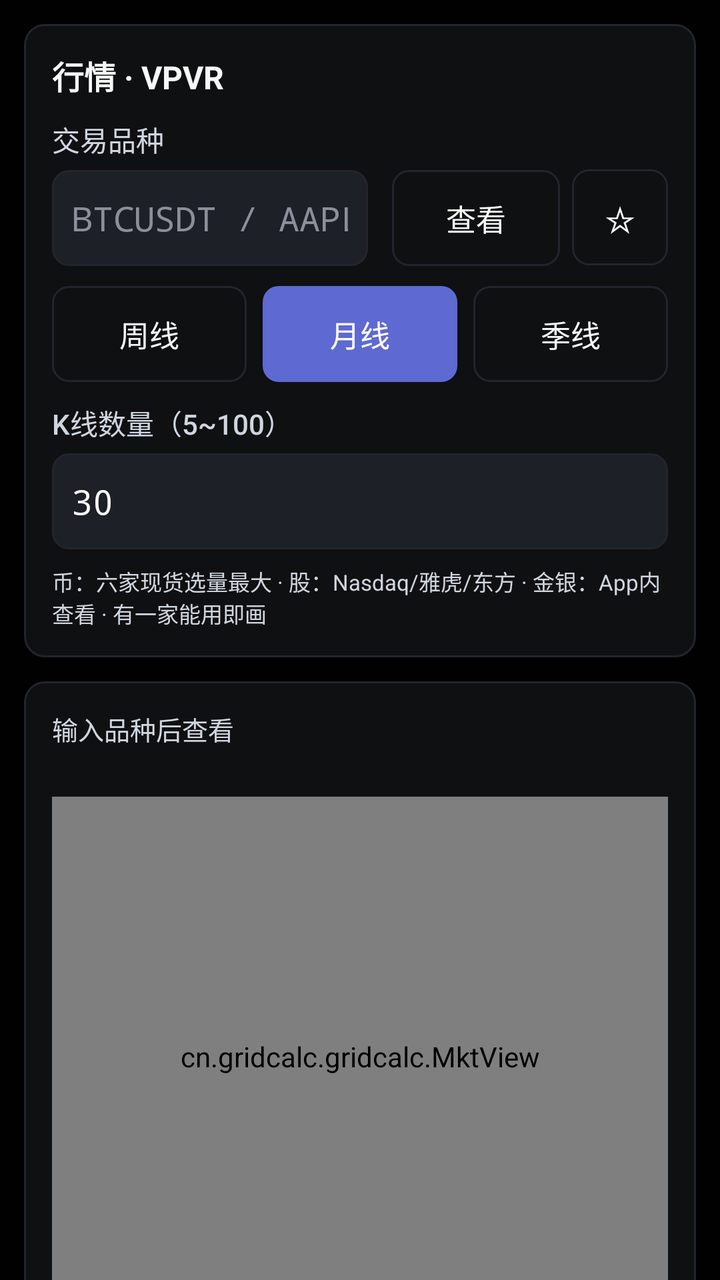
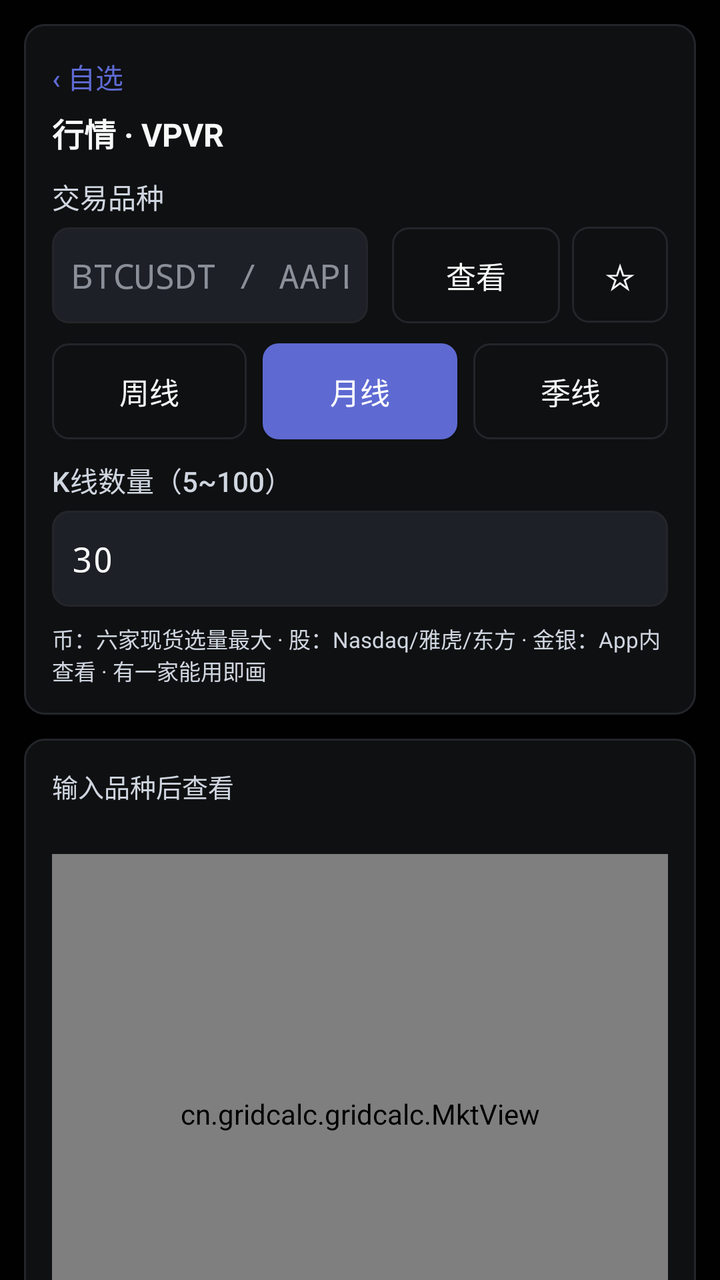

The first picture is an Android layout as it rendered before a commit; the second is the same layout after the commit. The layout source and the unified diff follow.
<!-- AndroidManifest.xml: application theme Theme.GridCalc.Dark -->
<!-- res/layout/page_mkt.xml -->
<?xml version="1.0" encoding="utf-8"?>
<ScrollView xmlns:android="http://schemas.android.com/apk/res/android"
    android:layout_width="match_parent"
    android:layout_height="match_parent"
    android:fillViewport="true"
    android:scrollbars="none"
    android:clipToPadding="false">

    <LinearLayout
        android:layout_width="match_parent"
        android:layout_height="wrap_content"
        android:orientation="vertical"
        android:padding="12dp">

        
        <LinearLayout
            android:layout_width="match_parent"
            android:layout_height="wrap_content"
            android:background="@drawable/card_bg"
            android:orientation="vertical"
            android:padding="14dp">
            <TextView
                android:layout_width="wrap_content"
                android:layout_height="wrap_content"
                android:layout_marginBottom="10dp"
                android:text="行情 · VPVR"
                android:textColor="?attr/colorInk"
                android:textSize="16sp"
                android:textStyle="bold" />
            <LinearLayout
                android:layout_width="match_parent"
                android:layout_height="wrap_content"
                android:orientation="horizontal">
                <LinearLayout
                    android:layout_width="0dp"
                    android:layout_height="wrap_content"
                    android:layout_marginRight="6dp"
                    android:layout_weight="1"
                    android:orientation="vertical">
                    <TextView
                        android:layout_width="wrap_content"
                        android:layout_height="wrap_content"
                        android:layout_marginBottom="5dp"
                        android:text="交易品种"
                        android:textColor="?attr/colorSub"
                        android:textSize="14sp"
                        android:fontFamily="sans-serif-medium" />
                    <EditText
                        android:id="@+id/mkt_sym"
                        android:layout_width="match_parent"
                        android:layout_height="48dp"
                        android:background="@drawable/input_bg"
                        android:hint="BTCUSDT / AAPL"
                        android:importantForAutofill="no"
                        android:inputType="textNoSuggestions"
                        android:imeOptions="actionDone"
                        android:singleLine="true"
                        android:paddingLeft="10dp"
                        android:paddingRight="10dp"
                        android:textColor="?attr/colorInk"
                        android:textColorHint="?attr/colorFaint"
                        android:textSize="17sp"
                        android:typeface="monospace" />
                </LinearLayout>
                <Button
                    android:id="@+id/mkt_go"
                    android:layout_width="84dp"
                    android:layout_height="48dp"
                    android:layout_gravity="bottom"
                    android:layout_marginLeft="6dp"
                    android:background="@drawable/btn_ghost"
                    android:text="查看"
                    android:textColor="?attr/colorInk"
                    android:textSize="15sp" />
                <Button
                    android:id="@+id/mkt_fav"
                    android:layout_width="48dp"
                    android:layout_height="48dp"
                    android:layout_gravity="bottom"
                    android:layout_marginLeft="6dp"
                    android:background="@drawable/btn_ghost"
                    android:text="☆"
                    android:textColor="?attr/colorInk"
                    android:textSize="18sp" />
            </LinearLayout>
            <LinearLayout
                android:layout_width="match_parent"
                android:layout_height="48dp"
                android:layout_marginTop="10dp"
                android:orientation="horizontal">
                <Button
                    android:id="@+id/mkt_tf_w"
                    android:layout_width="0dp"
                    android:layout_height="match_parent"
                    android:layout_marginRight="4dp"
                    android:layout_weight="1"
                    android:background="@drawable/btn_ghost"
                    android:text="周线"
                    android:textColor="?attr/colorInk"
                    android:textSize="15sp" />
                <Button
                    android:id="@+id/mkt_tf_m"
                    android:layout_width="0dp"
                    android:layout_height="match_parent"
                    android:layout_marginLeft="4dp"
                    android:layout_marginRight="4dp"
                    android:layout_weight="1"
                    android:background="@drawable/btn_primary"
                    android:text="月线"
                    android:textColor="?attr/colorOnPrimary"
                    android:textSize="15sp" />
                <Button
                    android:id="@+id/mkt_tf_q"
                    android:layout_width="0dp"
                    android:layout_height="match_parent"
                    android:layout_marginLeft="4dp"
                    android:layout_weight="1"
                    android:background="@drawable/btn_ghost"
                    android:text="季线"
                    android:textColor="?attr/colorInk"
                    android:textSize="15sp" />
            </LinearLayout>
            <LinearLayout
                android:layout_width="match_parent"
                android:layout_height="wrap_content"
                android:layout_marginTop="10dp"
                android:orientation="vertical">
                <TextView
                    android:layout_width="wrap_content"
                    android:layout_height="wrap_content"
                    android:layout_marginBottom="5dp"
                    android:text="K线数量（5~100）"
                    android:textColor="?attr/colorSub"
                    android:textSize="14sp"
                    android:fontFamily="sans-serif-medium" />
                <EditText
                    android:id="@+id/mkt_kcount"
                    android:layout_width="match_parent"
                    android:layout_height="48dp"
                    android:background="@drawable/input_bg"
                    android:importantForAutofill="no"
                    android:inputType="number"
                    android:imeOptions="actionDone"
                    android:singleLine="true"
                    android:paddingLeft="10dp"
                    android:paddingRight="10dp"
                    android:text="30"
                    android:textColor="?attr/colorInk"
                    android:textColorHint="?attr/colorFaint"
                    android:textSize="17sp"
                    android:typeface="monospace" />
            </LinearLayout>
            <TextView
                android:id="@+id/mkt_srcnote"
                android:layout_width="wrap_content"
                android:layout_height="wrap_content"
                android:layout_marginTop="8dp"
                android:text="币：六家现货选量最大 · 股：Nasdaq/雅虎/东方 · 金银：App内查看 · 有一家能用即画"
                android:textColor="?attr/colorSub"
                android:textSize="11sp" />
        </LinearLayout>

        
        <LinearLayout
            android:layout_width="match_parent"
            android:layout_height="wrap_content"
            android:layout_marginTop="12dp"
            android:background="@drawable/card_bg"
            android:orientation="vertical"
            android:padding="14dp">
            <TextView
                android:id="@+id/mkt_status"
                android:layout_width="wrap_content"
                android:layout_height="wrap_content"
                android:text="输入品种后查看"
                android:textColor="?attr/colorSub"
                android:textSize="13sp" />
            <TextView
                android:id="@+id/mkt_ohlc"
                android:layout_width="match_parent"
                android:layout_height="wrap_content"
                android:layout_marginTop="2dp"
                android:layout_marginBottom="6dp"
                android:textColor="?attr/colorSub"
                android:textSize="12sp"
                android:typeface="monospace" />
            <cn.gridcalc.gridcalc.MktView
                android:id="@+id/mkt_chart"
                android:layout_width="match_parent"
                android:layout_height="260dp" />
            <TextView
                android:id="@+id/mkt_leg"
                android:layout_width="match_parent"
                android:layout_height="wrap_content"
                android:layout_marginTop="6dp"
                android:textColor="?attr/colorSub"
                android:textSize="12sp"
                android:typeface="monospace" />
        </LinearLayout>
    </LinearLayout>
</ScrollView>
<!-- resources referenced by this layout -->
<resources>
  <!-- drawable btn_ghost (drawable) -->
  <?xml version="1.0" encoding="utf-8"?>
  <selector xmlns:android="http://schemas.android.com/apk/res/android">
      <item android:state_pressed="true">
          <shape android:shape="rectangle">
              <solid android:color="?attr/colorBorder" />
              <corners android:radius="8dp" />
          </shape>
      </item>
      <item>
          <shape android:shape="rectangle">
              <solid android:color="@android:color/transparent" />
              <stroke android:width="1dp" android:color="?attr/colorBorder" />
              <corners android:radius="8dp" />
          </shape>
      </item>
  </selector>
  <!-- drawable btn_primary (drawable) -->
  <?xml version="1.0" encoding="utf-8"?>
  <selector xmlns:android="http://schemas.android.com/apk/res/android">
      <item android:state_pressed="true">
          <shape android:shape="rectangle">
              <solid android:color="?attr/colorPrimaryDark" />
              <corners android:radius="8dp" />
          </shape>
      </item>
      <item>
          <shape android:shape="rectangle">
              <solid android:color="?attr/colorPrimary" />
              <corners android:radius="8dp" />
          </shape>
      </item>
  </selector>
  <!-- drawable card_bg (drawable) -->
  <?xml version="1.0" encoding="utf-8"?>
  <shape xmlns:android="http://schemas.android.com/apk/res/android"
      android:shape="rectangle">
      <solid android:color="?attr/colorCard" />
      <stroke android:width="1dp" android:color="?attr/colorBorder" />
      <corners android:radius="10dp" />
  </shape>
  <!-- drawable input_bg (drawable) -->
  <?xml version="1.0" encoding="utf-8"?>
  <selector xmlns:android="http://schemas.android.com/apk/res/android">
      <item android:state_focused="true">
          <shape android:shape="rectangle">
              <solid android:color="?attr/colorInput" />
              <stroke android:width="1dp" android:color="?attr/colorPrimary" />
              <corners android:radius="8dp" />
          </shape>
      </item>
      <item>
          <shape android:shape="rectangle">
              <solid android:color="?attr/colorInput" />
              <stroke android:width="1dp" android:color="?attr/colorBorder" />
              <corners android:radius="8dp" />
          </shape>
      </item>
  </selector>
  <style name="Theme.GridCalc.Dark" parent="android:Theme.Material.NoActionBar">
          <item name="colorCanvas">#010102</item>
          <item name="colorCard">#0F1011</item>
          <item name="colorSurf2">#141516</item>
          <item name="colorInput">#1D2026</item>
          <item name="colorInk">#F7F8F8</item>
          <item name="colorSub">#D0D6E0</item>
          <item name="colorFaint">#8A8F98</item>
          <item name="colorPrimary">#5E6AD2</item>
          <item name="colorPrimaryDark">#4A55B5</item>
          <item name="colorTeal">#27A644</item>
          <item name="colorRed">#E5484D</item>
          <item name="colorBorder">#23252A</item>
          <item name="colorTealBg">#1F27A644</item>
          <item name="colorBlueBg">#245E6AD2</item>
          <item name="colorOnPrimary">#FFFFFF</item>
          <item name="android:windowBackground">?attr/colorCanvas</item>
          <item name="android:statusBarColor">?attr/colorCanvas</item>
          <item name="android:navigationBarColor">?attr/colorCanvas</item>
          <item name="android:windowLightStatusBar">false</item>
      </style>
</resources>

<!-- the commit's change to res/layout/page_mkt.xml (unified diff, before → after) -->
@@ -19,6 +19,20 @@
             android:background="@drawable/card_bg"
             android:orientation="vertical"
             android:padding="14dp">
+            <Button
+                android:id="@+id/mkt_back"
+                android:layout_width="wrap_content"
+                android:layout_height="wrap_content"
+                android:layout_marginBottom="4dp"
+                android:background="@android:color/transparent"
+                android:minHeight="0dp"
+                android:minWidth="0dp"
+                android:paddingLeft="0dp"
+                android:paddingTop="2dp"
+                android:paddingBottom="2dp"
+                android:text="‹ 自选"
+                android:textColor="?attr/colorPrimary"
+                android:textSize="14sp" />
             <TextView
                 android:layout_width="wrap_content"
                 android:layout_height="wrap_content"
